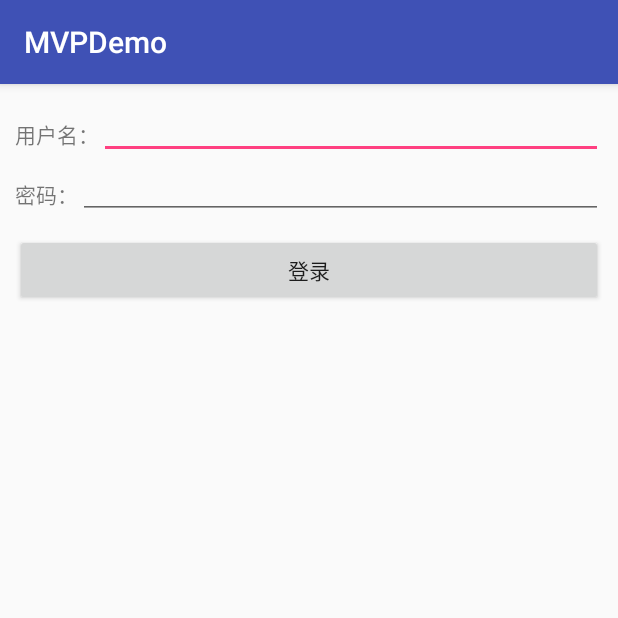
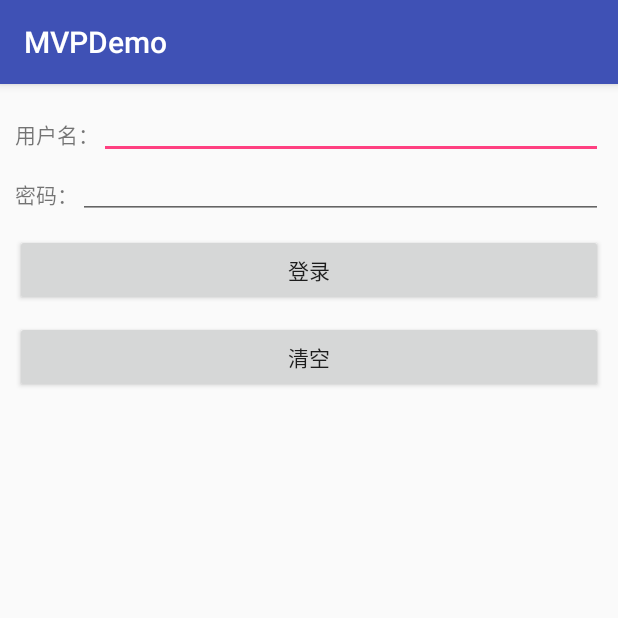
Before and after one commit to zhuzhu2017/MVPDemo, an Android app: the screen it shows after launch (MainActivity before the commit, LoginActivity after it), on a phone screen of 412 x 824 dp, the top half of it. Run offline under Robolectric (Android 15) with nearby library versions, the phone set to English and light mode, and no system bars; our stand-ins replace ButterKnife.

Commit message:
MVP方式实现登录

```diff
--- a/app/src/main/AndroidManifest.xml
+++ b/app/src/main/AndroidManifest.xml
@@ -9,7 +9,7 @@
         android:roundIcon="@mipmap/ic_launcher_round"
         android:supportsRtl="true"
         android:theme="@style/AppTheme">
-        <activity android:name=".MainActivity">
+        <activity android:name=".LoginActivity">
             <intent-filter>
                 <action android:name="android.intent.action.MAIN" />
 
--- /dev/null
+++ b/app/src/main/java/com/allen/mvpdemo/LoginActivity.java
@@ -0,0 +1,92 @@
+package com.allen.mvpdemo;
+
+import android.os.Bundle;
+import android.support.v7.app.AppCompatActivity;
+import android.view.View;
+import android.widget.Button;
+import android.widget.EditText;
+import android.widget.ProgressBar;
+import android.widget.Toast;
+
+import com.allen.mvpdemo.presenter.LoginPresenter;
+import com.allen.mvpdemo.view.ILoginView;
+
+import butterknife.BindView;
+import butterknife.ButterKnife;
+import butterknife.OnClick;
+
+public class LoginActivity extends AppCompatActivity implements ILoginView {
+
+    @BindView(R.id.et_username)
+    EditText etUsername;
+    @BindView(R.id.et_pwd)
+    EditText etPwd;
+    @BindView(R.id.btn_login)
+    Button btnLogin;
+    @BindView(R.id.btn_clear)
+    Button btnClear;
+    @BindView(R.id.pb_loading)
+    ProgressBar pbLoading;
+
+    private LoginPresenter presenter;
+
+    @Override
+    protected void onCreate(Bundle savedInstanceState) {
+        super.onCreate(savedInstanceState);
+        setContentView(R.layout.activity_main);
+        ButterKnife.bind(this);
+        presenter = new LoginPresenter(this);
+    }
+
+    @Override
+    public String getUsername() {
+        return etUsername.getText().toString();
+    }
+
+    @Override
+    public String getPassword() {
+        return etPwd.getText().toString();
+    }
+
+    @Override
+    public void showProgress() {
+        pbLoading.setVisibility(View.VISIBLE);
+    }
+
+    @Override
+    public void hideProgress() {
+        pbLoading.setVisibility(View.GONE);
+    }
+
+    @Override
+    public void toNextActivity() {
+        Toast.makeText(this, "登录成功，开始跳转", Toast.LENGTH_SHORT).show();
+    }
+
+    @Override
+    public void loginFailed() {
+        Toast.makeText(this, "登录失败", Toast.LENGTH_SHORT).show();
+    }
+
+    @Override
+    public void clearUsername() {
+        etUsername.setText("");
+    }
+
+    @Override
+    public void clearPassword() {
+        etPwd.setText("");
+    }
+
+    @OnClick({R.id.btn_login, R.id.btn_clear})
+    public void onViewClicked(View view) {
+        switch (view.getId()) {
+            case R.id.btn_login:
+                presenter.login();
+                break;
+            case R.id.btn_clear:
+                presenter.clear();
+                break;
+        }
+    }
+}
--- a/app/src/main/java/com/allen/mvpdemo/MainActivity.java
+++ /dev/null
@@ -1,13 +0,0 @@
-package com.allen.mvpdemo;
-
-import android.support.v7.app.AppCompatActivity;
-import android.os.Bundle;
-
-public class MainActivity extends AppCompatActivity {
-
-    @Override
-    protected void onCreate(Bundle savedInstanceState) {
-        super.onCreate(savedInstanceState);
-        setContentView(R.layout.activity_main);
-    }
-}
--- /dev/null
+++ b/app/src/main/java/com/allen/mvpdemo/listener/IUserAction.java
@@ -0,0 +1,16 @@
+package com.allen.mvpdemo.listener;
+
+/**
+ * 用户对象操作接口
+ * Created by allen on 2017/12/21.
+ */
+
+public interface IUserAction {
+    /**
+     * 用户登录操作
+     * @param username  用户名
+     * @param password  密码
+     * @param listener  登录结果回调
+     */
+    void login(String username, String password, OnLoginListener listener);
+}
--- /dev/null
+++ b/app/src/main/java/com/allen/mvpdemo/listener/OnLoginListener.java
@@ -0,0 +1,14 @@
+package com.allen.mvpdemo.listener;
+
+import com.allen.mvpdemo.model.UserBean;
+
+/**
+ * 登录结果回调
+ * Created by allen on 2017/12/21.
+ */
+
+public interface OnLoginListener {
+    void loginSuccess(UserBean userBean);
+
+    void loginFailed();
+}
--- /dev/null
+++ b/app/src/main/java/com/allen/mvpdemo/presenter/LoginPresenter.java
@@ -0,0 +1,58 @@
+package com.allen.mvpdemo.presenter;
+
+import android.os.Handler;
+
+import com.allen.mvpdemo.listener.IUserActionImp;
+import com.allen.mvpdemo.listener.OnLoginListener;
+import com.allen.mvpdemo.model.UserBean;
+import com.allen.mvpdemo.view.ILoginView;
+
+/**
+ * 登录presenter
+ * Created by allen on 2017/12/21.
+ */
+
+public class LoginPresenter {
+
+    private ILoginView loginView;
+    private IUserActionImp userActionImp;
+    private Handler mHandler = new Handler();
+
+    public LoginPresenter(ILoginView iLoginView) {
+        this.loginView = iLoginView;
+        this.userActionImp = new IUserActionImp();
+    }
+
+    public void login() {
+        loginView.showProgress();
+        userActionImp.login(loginView.getUsername(), loginView.getPassword(), new OnLoginListener() {
+            @Override
+            public void loginSuccess(UserBean userBean) {
+                mHandler.postDelayed(new Runnable() {
+                    @Override
+                    public void run() {
+                        loginView.hideProgress();
+                        loginView.toNextActivity();
+                    }
+                }, 2000);
+            }
+
+            @Override
+            public void loginFailed() {
+                mHandler.postDelayed(new Runnable() {
+                    @Override
+                    public void run() {
+                        loginView.hideProgress();
+                        loginView.loginFailed();
+                    }
+                }, 2000);
+            }
+        });
+    }
+
+    public void clear() {
+        loginView.clearUsername();
+        loginView.clearPassword();
+    }
+
+}
--- /dev/null
+++ b/app/src/main/java/com/allen/mvpdemo/view/ILoginView.java
@@ -0,0 +1,52 @@
+package com.allen.mvpdemo.view;
+
+/**
+ * 登录页面View
+ * Created by allen on 2017/12/21.
+ */
+
+public interface ILoginView {
+    /**
+     * 获取用户名
+     *
+     * @return
+     */
+    String getUsername();
+
+    /**
+     * 获取密码
+     *
+     * @return
+     */
+    String getPassword();
+
+    /**
+     * 显示加载框
+     */
+    void showProgress();
+
+    /**
+     * 隐藏加载框
+     */
+    void hideProgress();
+
+    /**
+     * 操作成功跳转到下一个页面
+     */
+    void toNextActivity();
+
+    /**
+     * 登陆失败
+     */
+    void loginFailed();
+
+    /**
+     * 清空用户名
+     */
+    void clearUsername();
+
+    /**
+     * 清空密码
+     */
+    void clearPassword();
+}
--- a/app/src/main/res/layout/activity_main.xml
+++ b/app/src/main/res/layout/activity_main.xml
@@ -1,11 +1,17 @@
 <?xml version="1.0" encoding="utf-8"?>
-<LinearLayout xmlns:android="http://schemas.android.com/apk/res/android"
+<FrameLayout xmlns:android="http://schemas.android.com/apk/res/android"
     xmlns:tools="http://schemas.android.com/tools"
     android:layout_width="match_parent"
     android:layout_height="match_parent"
     android:orientation="vertical"
     android:padding="10dp"
-    tools:context="com.allen.mvpdemo.MainActivity">
+    tools:context="com.allen.mvpdemo.LoginActivity">
+
+    <LinearLayout
+        android:layout_width="match_parent"
+        android:layout_height="match_parent"
+        android:orientation="vertical">
+
 
         <LinearLayout
             android:layout_width="match_parent"
@@ -48,4 +54,20 @@
             android:layout_marginTop="10dp"
             android:text="@string/login" />
 
+        <Button
+            android:id="@+id/btn_clear"
+            android:layout_width="match_parent"
+            android:layout_height="wrap_content"
+            android:layout_marginTop="10dp"
+            android:text="@string/clear" />
+
     </LinearLayout>
+
+    <ProgressBar
+        android:id="@+id/pb_loading"
+        android:layout_width="wrap_content"
+        android:layout_height="wrap_content"
+        android:layout_gravity="center"
+        android:visibility="gone" />
+
+</FrameLayout>
--- a/app/src/main/res/values/strings.xml
+++ b/app/src/main/res/values/strings.xml
@@ -3,4 +3,5 @@
     <string name="username">用户名：</string>
     <string name="pwd">密码：</string>
     <string name="login">登录</string>
+    <string name="clear">清空</string>
 </resources>
```
Also changed, not shown: app/src/main/java/com/allen/mvpdemo/listener/IUserActionImp.java (added, +31 -0 lines), app/src/main/java/com/allen/mvpdemo/model/UserBean.java (added, +29 -0 lines). Lines whose indentation alone changed are shown as unchanged.
